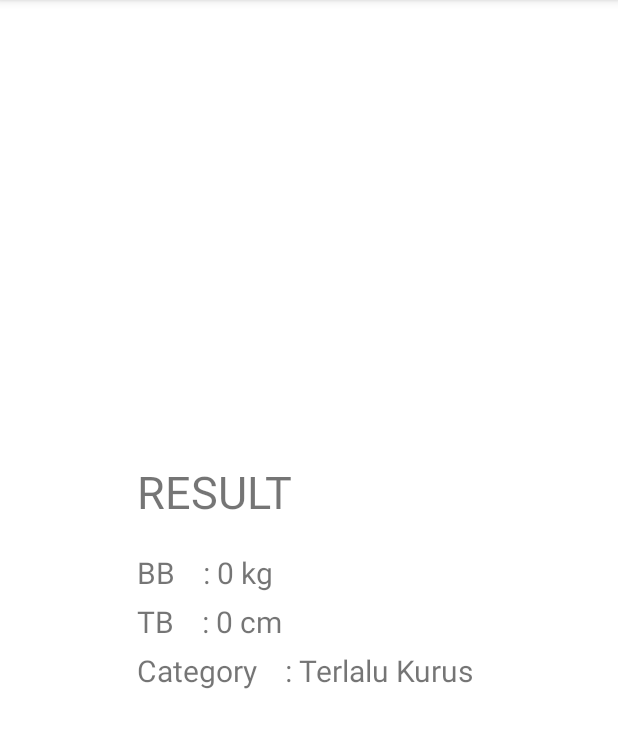
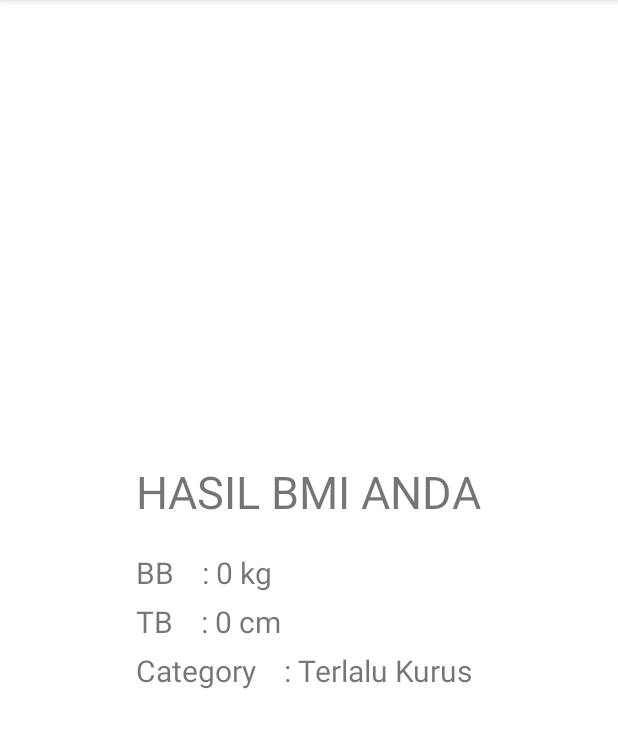
Before and after one commit to zeph1re/BMI-Calcultator, an Android app: the screen it shows after launch (ViewActivity), after a tap on "HITUNG", on a phone screen of 412 x 824 dp, the part 84-832 px from its top. Run offline under Robolectric (Android 15) with nearby library versions, the phone set to English and light mode, and no system bars; 2 statements that could not run were skipped.

Commit message:
Second Commit

```diff
--- a/app/src/main/res/layout/activity_view.xml
+++ b/app/src/main/res/layout/activity_view.xml
@@ -27,7 +27,7 @@
         android:layout_width="wrap_content"
         android:layout_height="wrap_content"
         android:id="@+id/tb_tv"
-        android:text="@string/bb"
+        android:text="@string/tb"
         android:textSize="20sp"
         android:layout_below="@id/bb_tv"
         android:layout_marginBottom="5dp"/>
--- a/app/src/main/res/values/strings.xml
+++ b/app/src/main/res/values/strings.xml
@@ -4,8 +4,8 @@
     <string name="masukkan_berat_badan_kg">Masukkan Berat Badan (kg)</string>
     <string name="masukkan_tinggi_badan_cm">Masukkan Tinggi Badan (cm)</string>
     <string name="hitung">Hitung</string>
-    <string name="result">RESULT</string>
+    <string name="result">HASIL BMI ANDA</string>
     <string name="bb">BB</string>
-    <string name="bb">BB</string>
+    <string name="tb">TB</string>
     <string name="category">Category</string>
 </resources>
```
